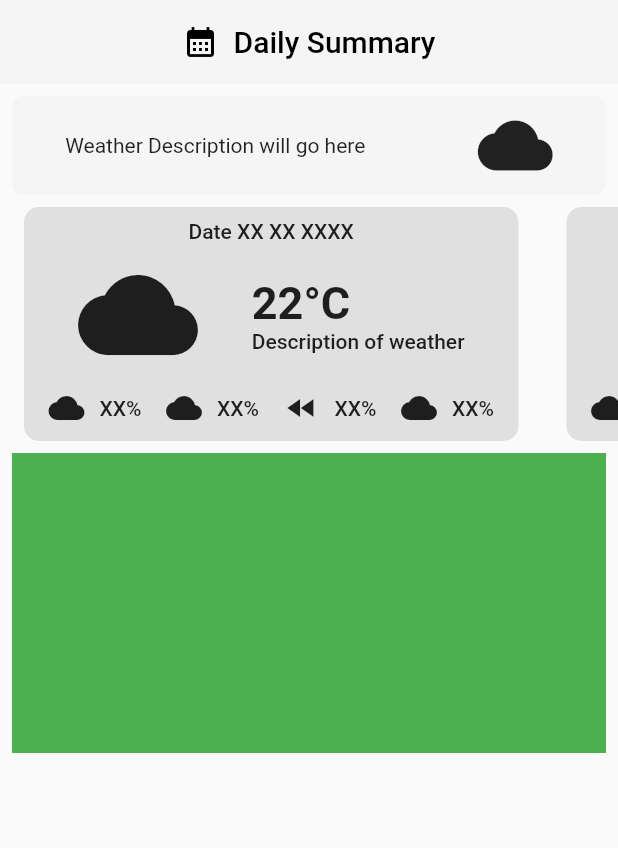
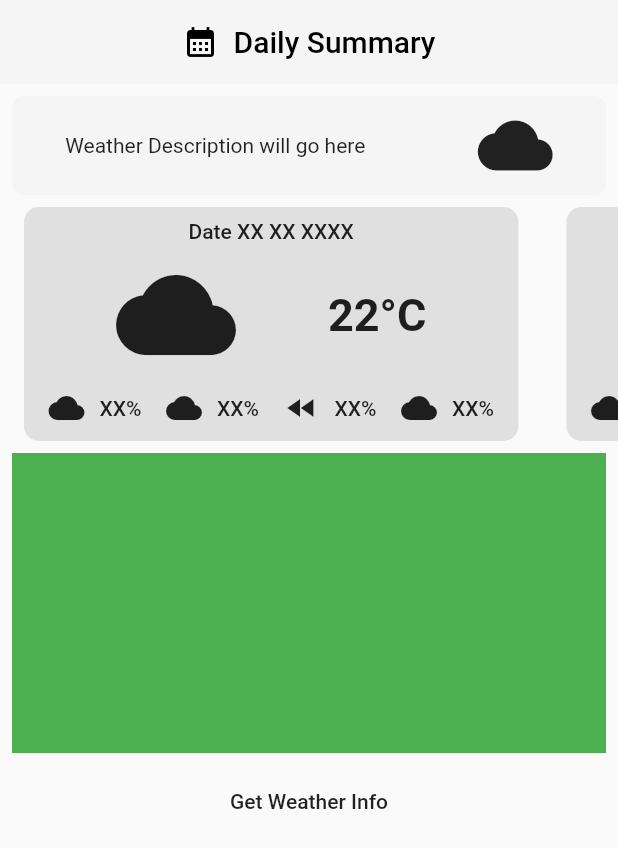
Before and after one commit to blackmoney069/Questt-Project, a Flutter app: the screen it shows after launch, on a phone screen of 412 x 824 dp. Shown: the top 848 px of the screen. Run offline on Flutter 3.47's test engine with Material 2 defaults, Android fonts, the phone set to English and light mode, and no system bars; our stand-ins replace geolocator.

Commit message:
Final Commit

```diff
--- a/lib/main.dart
+++ b/lib/main.dart
@@ -1,4 +1,4 @@
-// ignore_for_file: prefer_const_constructors
+// ignore_for_file: prefer_const_constructors, prefer_const_literals_to_create_immutables, deprecated_member_use
 
 import 'package:flutter/material.dart';
 import "package:geolocator/geolocator.dart";
@@ -87,6 +87,9 @@ class _DailySummaryAppState extends State<DailySummaryApp> {
               child: SwipeCards(),
             ),
             SummaryChart(),
+            FlatButton(
+                onPressed: getWeatherInfo, child: Text("Get Weather Info"),
+            )
           ],
         ));
   }
@@ -156,9 +159,7 @@ class SwipeCard extends StatelessWidget {
             padding: const EdgeInsets.all(8.0),
             child: Text("Date XX XX XXXX"),
           ),
-              Row(
-                mainAxisAlignment: MainAxisAlignment.spaceEvenly,
-                children: [
+          Row(mainAxisAlignment: MainAxisAlignment.spaceEvenly, children: [
             Icon(
               Icons.cloud,
               size: 80,
@@ -169,18 +170,12 @@ class SwipeCard extends StatelessWidget {
                 children: [
                   Text(
                     "22°C",
-                        style: TextStyle(
-                            fontSize: 30, fontWeight: FontWeight.bold),
+                    style: TextStyle(fontSize: 30, fontWeight: FontWeight.bold),
                   ),
-                      Text("Description of weather",
-                        maxLines: 2,),
-                    ],
-                  )
-                ],
-              ),
+                ]),
+          ]),
           Padding(
-                padding:
-                    const EdgeInsets.symmetric(vertical: 10.0, horizontal: 0),
+            padding: const EdgeInsets.symmetric(vertical: 10.0, horizontal: 0),
             child: Row(
               mainAxisAlignment: MainAxisAlignment.spaceEvenly,
               children: [
@@ -229,7 +224,6 @@ class SwipeCard extends StatelessWidget {
   }
 }
 
-
 class SummaryChart extends StatelessWidget {
   const SummaryChart({Key? key}) : super(key: key);
 
@@ -244,3 +238,10 @@ class SummaryChart extends StatelessWidget {
     );
   }
 }
+
+class TempData {
+  String temp;
+  String date;
+
+  TempData(this.temp, this.date);
+}
--- a/pubspec.yaml
+++ b/pubspec.yaml
@@ -36,7 +36,7 @@ dependencies:
   cupertino_icons: ^1.0.2
   geolocator : ^5.3.1
   http: ^0.12.2
-  charts_flutter: ^0.11.0
+  charts_flutter: ^0.12.0
 dev_dependencies:
   flutter_test:
     sdk: flutter
```
Also changed, not shown: pubspec.lock. Lines whose indentation alone changed are shown as unchanged.
